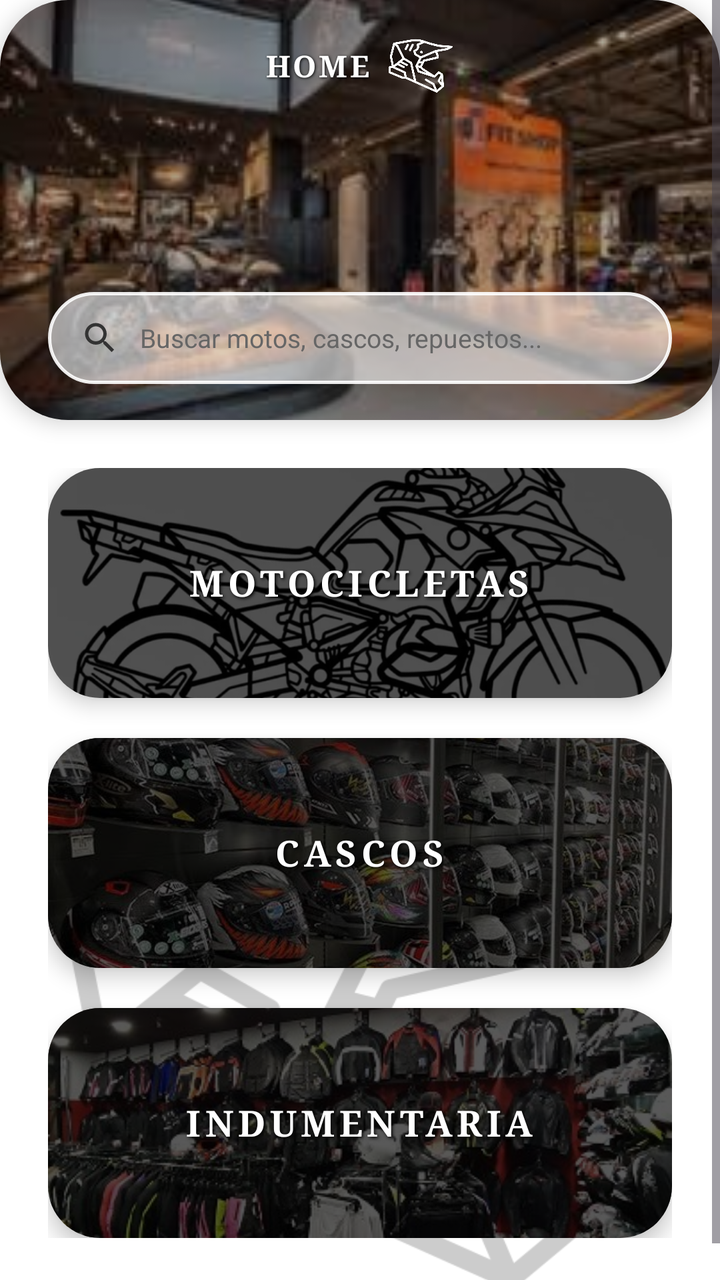
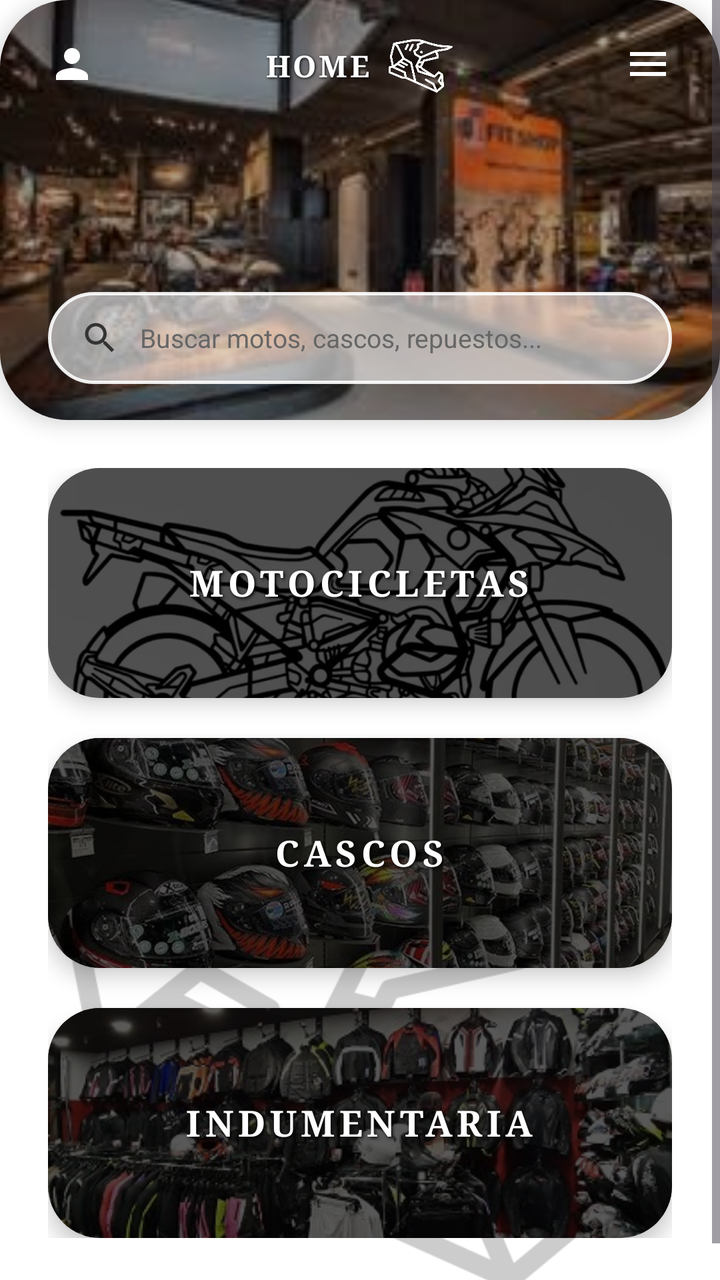

Screens rendered from an Android XML layout before and after an edit, with the pre-edit source and the edit as a unified diff.
<!-- AndroidManifest.xml: application theme Theme.MiAPPBiker -->
<!-- res/layout/activity_home.xml -->
<?xml version="1.0" encoding="utf-8"?>
<FrameLayout xmlns:android="http://schemas.android.com/apk/res/android"
    xmlns:app="http://schemas.android.com/apk/res-auto"
    xmlns:tools="http://schemas.android.com/tools"
    android:id="@+id/home_root"
    android:layout_width="match_parent"
    android:layout_height="match_parent"
    android:background="#FFFFFF">

    
    <ImageView
        android:id="@+id/iv_home_watermark"
        android:layout_width="320dp"
        android:layout_height="320dp"
        android:layout_gravity="bottom|center_horizontal"
        android:layout_marginBottom="-40dp"
        android:alpha="0.20"
        android:scaleType="fitCenter"
        android:src="@drawable/ic_helmet_logo"
        android:contentDescription="Watermark Casco" />

    <ScrollView
        android:layout_width="match_parent"
        android:layout_height="match_parent"
        android:fillViewport="true">

        <LinearLayout
            android:layout_width="match_parent"
            android:layout_height="wrap_content"
            android:orientation="vertical"
            android:paddingBottom="40dp">

            
            <androidx.cardview.widget.CardView
                android:id="@+id/card_home_banner"
                android:layout_width="match_parent"
                android:layout_height="210dp"
                app:cardCornerRadius="34dp"
                app:cardElevation="6dp">

                <FrameLayout
                    android:layout_width="match_parent"
                    android:layout_height="match_parent">

                    
                    <ImageView
                        android:id="@+id/iv_home_banner_bg"
                        android:layout_width="match_parent"
                        android:layout_height="match_parent"
                        android:scaleType="centerCrop"
                        android:src="@drawable/img_store_banner"
                        android:contentDescription="Banner Chelo Biker Shop" />

                    
                    <View
                        android:layout_width="match_parent"
                        android:layout_height="match_parent"
                        android:background="#55000000" />

                    
                    <LinearLayout
                        android:layout_width="wrap_content"
                        android:layout_height="wrap_content"
                        android:layout_gravity="top|center_horizontal"
                        android:layout_marginTop="16dp"
                        android:gravity="center_vertical"
                        android:orientation="horizontal">

                        <TextView
                            android:layout_width="wrap_content"
                            android:layout_height="wrap_content"
                            android:fontFamily="serif"
                            android:letterSpacing="0.08"
                            android:text="HOME"
                            android:textColor="#FFFFFF"
                            android:textSize="15sp"
                            android:textStyle="bold"
                            android:shadowColor="#000000"
                            android:shadowDx="1"
                            android:shadowDy="1"
                            android:shadowRadius="3" />

                        <ImageView
                            android:layout_width="34dp"
                            android:layout_height="34dp"
                            android:layout_marginStart="8dp"
                            android:src="@drawable/ic_helmet_logo"
                            app:tint="#FFFFFF"
                            android:contentDescription="Logo" />
                    </LinearLayout>

                    
                    <LinearLayout
                        android:id="@+id/ll_search_bar"
                        android:layout_width="match_parent"
                        android:layout_height="46dp"
                        android:layout_gravity="bottom"
                        android:layout_marginHorizontal="24dp"
                        android:layout_marginBottom="18dp"
                        android:background="@drawable/bg_glass_search"
                        android:elevation="4dp"
                        android:gravity="center_vertical"
                        android:orientation="horizontal"
                        android:paddingHorizontal="16dp">

                        <ImageView
                            android:layout_width="20dp"
                            android:layout_height="20dp"
                            android:src="@drawable/ic_search"
                            app:tint="#333333"
                            android:contentDescription="Buscar" />

                        <EditText
                            android:id="@+id/et_search"
                            android:layout_width="match_parent"
                            android:layout_height="match_parent"
                            android:layout_marginStart="10dp"
                            android:background="@null"
                            android:hint="Buscar motos, cascos, repuestos..."
                            android:imeOptions="actionSearch"
                            android:inputType="text"
                            android:textColor="#111111"
                            android:textColorHint="#666666"
                            android:textSize="13sp" />
                    </LinearLayout>

                </FrameLayout>
            </androidx.cardview.widget.CardView>

            
            <LinearLayout
                android:layout_width="match_parent"
                android:layout_height="wrap_content"
                android:layout_marginTop="24dp"
                android:orientation="vertical"
                android:paddingHorizontal="24dp">

                
                <androidx.cardview.widget.CardView
                    android:id="@+id/btn_cat_motos"
                    android:layout_width="match_parent"
                    android:layout_height="115dp"
                    android:layout_marginBottom="20dp"
                    android:clickable="true"
                    android:focusable="true"
                    android:foreground="?attr/selectableItemBackground"
                    app:cardCornerRadius="26dp"
                    app:cardElevation="6dp">

                    <FrameLayout
                        android:layout_width="match_parent"
                        android:layout_height="match_parent">

                        <ImageView
                            android:layout_width="match_parent"
                            android:layout_height="match_parent"
                            android:scaleType="centerCrop"
                            android:src="@drawable/img_cat_motos"
                            android:contentDescription="Motocicletas" />

                        
                        <View
                            android:layout_width="match_parent"
                            android:layout_height="match_parent"
                            android:background="#A6000000" />

                        <TextView
                            android:layout_width="wrap_content"
                            android:layout_height="wrap_content"
                            android:layout_gravity="center"
                            android:fontFamily="serif"
                            android:letterSpacing="0.12"
                            android:text="MOTOCICLETAS"
                            android:textColor="#FFFFFF"
                            android:textSize="18sp"
                            android:textStyle="bold"
                            android:shadowColor="#000000"
                            android:shadowDx="2"
                            android:shadowDy="2"
                            android:shadowRadius="4" />
                    </FrameLayout>
                </androidx.cardview.widget.CardView>

                
                <androidx.cardview.widget.CardView
                    android:id="@+id/btn_cat_cascos"
                    android:layout_width="match_parent"
                    android:layout_height="115dp"
                    android:layout_marginBottom="20dp"
                    android:clickable="true"
                    android:focusable="true"
                    android:foreground="?attr/selectableItemBackground"
                    app:cardCornerRadius="26dp"
                    app:cardElevation="6dp">

                    <FrameLayout
                        android:layout_width="match_parent"
                        android:layout_height="match_parent">

                        <ImageView
                            android:layout_width="match_parent"
                            android:layout_height="match_parent"
                            android:scaleType="centerCrop"
                            android:src="@drawable/img_cat_cascos"
                            android:contentDescription="Cascos" />

                        
                        <View
                            android:layout_width="match_parent"
                            android:layout_height="match_parent"
                            android:background="#A6000000" />

                        <TextView
                            android:layout_width="wrap_content"
                            android:layout_height="wrap_content"
                            android:layout_gravity="center"
                            android:fontFamily="serif"
                            android:letterSpacing="0.12"
                            android:text="CASCOS"
                            android:textColor="#FFFFFF"
                            android:textSize="18sp"
                            android:textStyle="bold"
                            android:shadowColor="#000000"
                            android:shadowDx="2"
                            android:shadowDy="2"
                            android:shadowRadius="4" />
                    </FrameLayout>
                </androidx.cardview.widget.CardView>

                
                <androidx.cardview.widget.CardView
                    android:id="@+id/btn_cat_indumentaria"
                    android:layout_width="match_parent"
                    android:layout_height="115dp"
                    android:clickable="true"
                    android:focusable="true"
                    android:foreground="?attr/selectableItemBackground"
                    app:cardCornerRadius="26dp"
                    app:cardElevation="6dp">

                    <FrameLayout
                        android:layout_width="match_parent"
                        android:layout_height="match_parent">

                        <ImageView
                            android:layout_width="match_parent"
                            android:layout_height="match_parent"
                            android:scaleType="centerCrop"
                            android:src="@drawable/img_cat_indumentaria"
                            android:contentDescription="Indumentaria" />

                        
                        <View
                            android:layout_width="match_parent"
                            android:layout_height="match_parent"
                            android:background="#A6000000" />

                        <TextView
                            android:layout_width="wrap_content"
                            android:layout_height="wrap_content"
                            android:layout_gravity="center"
                            android:fontFamily="serif"
                            android:letterSpacing="0.12"
                            android:text="INDUMENTARIA"
                            android:textColor="#FFFFFF"
                            android:textSize="18sp"
                            android:textStyle="bold"
                            android:shadowColor="#000000"
                            android:shadowDx="2"
                            android:shadowDy="2"
                            android:shadowRadius="4" />
                    </FrameLayout>
                </androidx.cardview.widget.CardView>

            </LinearLayout>

        </LinearLayout>
    </ScrollView>
</FrameLayout>
<!-- resources referenced by this layout -->
<resources>
  <!-- drawable bg_glass_search (drawable) -->
  <?xml version="1.0" encoding="utf-8"?>
  <shape xmlns:android="http://schemas.android.com/apk/res/android"
      android:shape="rectangle">
      <solid android:color="#99FFFFFF" />
      <stroke android:width="1.5dp" android:color="#E6FFFFFF" />
      <corners android:radius="24dp" />
  </shape>
  <!-- drawable ic_helmet_logo: png bitmap (drawable, 31103 bytes) -->
  <!-- drawable ic_search (drawable) -->
  <vector xmlns:android="http://schemas.android.com/apk/res/android"
      android:width="24dp"
      android:height="24dp"
      android:viewportWidth="24"
      android:viewportHeight="24">
      <path
          android:fillColor="#333333"
          android:pathData="M15.5,14h-0.79l-0.28,-0.27C15.41,12.59 16,11.11 16,9.5 16,5.91 13.09,3 9.5,3S3,5.91 3,9.5 5.91,16 9.5,16c1.61,0 3.09,-0.59 4.23,-1.57l0.27,0.28v0.79l5,4.99L20.49,19l-4.99,-5zm-6,0C7.01,14 5,11.99 5,9.5S7.01,5 9.5,5 14,7.01 14,9.5 11.99,14 9.5,14z" />
  </vector>
  <!-- drawable img_cat_cascos: png bitmap (drawable, 476699 bytes) -->
  <!-- drawable img_cat_indumentaria: png bitmap (drawable, 176187 bytes) -->
  <!-- drawable img_cat_motos: png bitmap (drawable, 136690 bytes) -->
  <!-- drawable img_store_banner: png bitmap (drawable, 91801 bytes) -->
  <style name="Theme.MiAPPBiker" parent="Base.Theme.MiAPPBiker" />
  <style name="Base.Theme.MiAPPBiker" parent="Theme.Material3.DayNight.NoActionBar">
          
          
      </style>
</resources>

<!-- the commit's change to res/layout/activity_home.xml (unified diff, before → after) -->
@@ -56,6 +56,22 @@
                         android:layout_width="match_parent"
                         android:layout_height="match_parent"
                         android:background="#55000000" />
+
+                    
+                    <ImageView
+                        android:id="@+id/btn_home_profile"
+                        android:layout_width="40dp"
+                        android:layout_height="40dp"
+                        android:layout_gravity="top|start"
+                        android:layout_marginTop="12dp"
+                        android:layout_marginStart="16dp"
+                        android:background="?attr/selectableItemBackgroundBorderless"
+                        android:clickable="true"
+                        android:contentDescription="Perfil"
+                        android:focusable="true"
+                        android:padding="8dp"
+                        android:src="@drawable/ic_person"
+                        app:tint="#FFFFFF" />
 
                     
                     <LinearLayout
@@ -88,6 +104,21 @@
                             app:tint="#FFFFFF"
                             android:contentDescription="Logo" />
                     </LinearLayout>
+
+                    <ImageView
+                        android:id="@+id/btn_home_hamburger"
+                        android:layout_width="40dp"
+                        android:layout_height="40dp"
+                        android:layout_gravity="top|end"
+                        android:layout_marginTop="12dp"
+                        android:layout_marginEnd="16dp"
+                        android:background="?attr/selectableItemBackgroundBorderless"
+                        android:clickable="true"
+                        android:contentDescription="Menu"
+                        android:focusable="true"
+                        android:padding="8dp"
+                        android:src="@drawable/ic_menu"
+                        app:tint="#FFFFFF" />
 
                     
                     <LinearLayout
<!-- resource entries referenced after the edit -->
@@ -9,6 +9,26 @@
       <corners android:radius="24dp" />
   </shape>
   <!-- drawable ic_helmet_logo: png bitmap (drawable, 31103 bytes) -->
+  <!-- drawable ic_menu (drawable) -->
+  <vector xmlns:android="http://schemas.android.com/apk/res/android"
+      android:width="28dp"
+      android:height="28dp"
+      android:viewportWidth="24"
+      android:viewportHeight="24">
+      <path
+          android:fillColor="#FF000000"
+          android:pathData="M3,18h18v-2L3,16v2zM3,13h18v-2L3,11v2zM3,6v2h18L21,6L3,6z" />
+  </vector>
+  <!-- drawable ic_person (drawable) -->
+  <vector xmlns:android="http://schemas.android.com/apk/res/android"
+      android:width="28dp"
+      android:height="28dp"
+      android:viewportWidth="24"
+      android:viewportHeight="24">
+      <path
+          android:fillColor="#FF000000"
+          android:pathData="M12,12c2.21,0 4,-1.79 4,-4s-1.79,-4 -4,-4 -4,1.79 -4,4 1.79,4 4,4zM12,14c-2.67,0 -8,1.34 -8,4v2h16v-2c0,-2.66 -5.33,-4 -8,-4z" />
+  </vector>
   <!-- drawable ic_search (drawable) -->
   <vector xmlns:android="http://schemas.android.com/apk/res/android"
       android:width="24dp"
